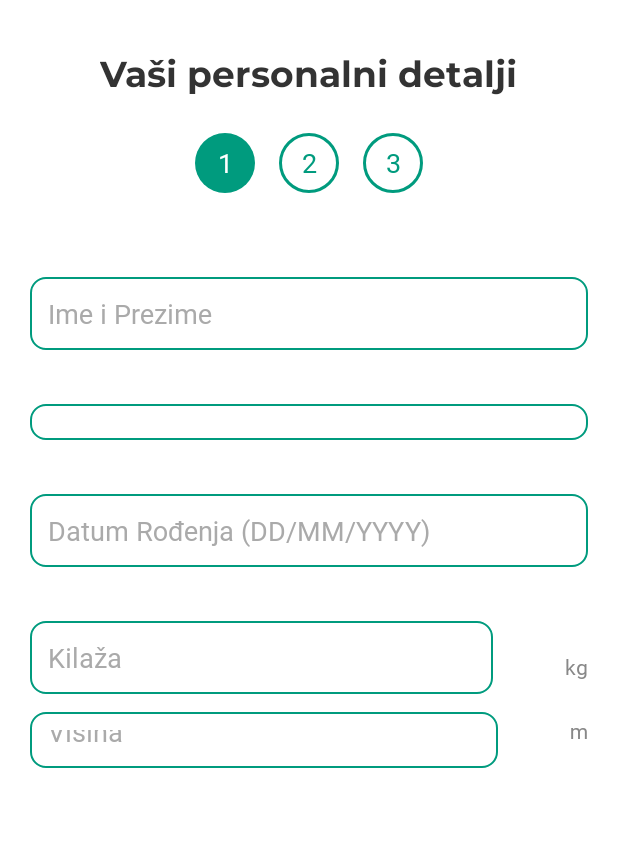
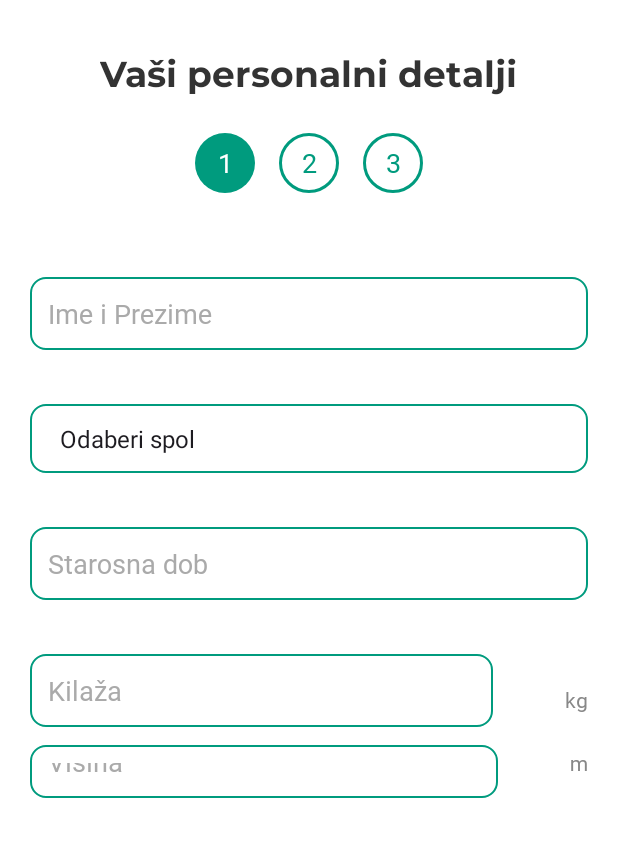
Before and after one commit to NedimBecic/GreenSnack, an Android app: the PersonalInfo screen opened directly, with no data from a screen before it, on a phone screen of 412 x 824 dp, the part 288-1145 px from its top. Run offline under Robolectric (Android 15) with nearby library versions, the phone set to English and light mode, and no system bars.

Commit message:
kreiranje klasa

```diff
--- a/app/src/main/java/com/example/green_snack/CategoryAdapter.kt
+++ b/app/src/main/java/com/example/green_snack/CategoryAdapter.kt
@@ -11,6 +11,7 @@ class CategoryAdapter(
 ) : RecyclerView.Adapter<CategoryAdapter.CategoryViewHolder>() {
 
     private val selectedPositions = mutableSetOf<Int>()
+
     inner class CategoryViewHolder(private val binding: ItemCategoryBinding) : RecyclerView.ViewHolder(binding.root) {
         fun bind(categoryItem: CategoryItem, isSelected: Boolean) {
             binding.itemImage.setImageResource(categoryItem.imageResId)
@@ -21,6 +22,7 @@ class CategoryAdapter(
                 binding.itemTitle.setTextColor(ContextCompat.getColor(binding.root.context, R.color.white))
             } else {
                 binding.root.background = ContextCompat.getDrawable(binding.root.context, R.drawable.item_background)
+                binding.itemTitle.setTextColor(ContextCompat.getColor(binding.root.context, R.color.black))
             }
 
             binding.root.setOnClickListener {
@@ -47,4 +49,8 @@ class CategoryAdapter(
     }
 
     override fun getItemCount(): Int = items.size
+
+    fun getSelectedCategories(): List<String> {
+        return selectedPositions.map { items[it].title }
+    }
 }
--- a/app/src/main/java/com/example/green_snack/PersonalInfo.kt
+++ b/app/src/main/java/com/example/green_snack/PersonalInfo.kt
@@ -2,7 +2,10 @@ package com.example.green_snack
 
 import android.content.Intent
 import android.os.Bundle
+import android.widget.ArrayAdapter
 import android.widget.Button
+import android.widget.EditText
+import android.widget.Spinner
 import androidx.activity.enableEdgeToEdge
 import androidx.appcompat.app.AppCompatActivity
 import androidx.core.view.ViewCompat
@@ -19,14 +22,36 @@ class PersonalInfo : AppCompatActivity() {
             insets
         }
         val daljeBtn = findViewById<Button>(R.id.nextButton)
-        daljeBtn.setOnClickListener {
-            val intent = Intent(this, AllergiesInfo::class.java)
-            startActivity(intent)
-        }
+
         val prevBtn = findViewById<Button>(R.id.prevButton)
         prevBtn.setOnClickListener {
             val intent = Intent(this, Intro::class.java)
             startActivity(intent)
         }
+        val spinner = findViewById<Spinner>(R.id.genderSpinner)
+        val genderOptions = listOf("Odaberi spol", "Muški", "Ženski", "Ostali")
+
+        val adapter = ArrayAdapter(this, android.R.layout.simple_spinner_item, genderOptions)
+        adapter.setDropDownViewResource(android.R.layout.simple_spinner_dropdown_item)
+        spinner.adapter = adapter
+        spinner.setSelection(0)
+
+        val imeprezime = findViewById<EditText>(R.id.imeprezime)
+        val starosnaDob = findViewById<EditText>(R.id.starosnadob)
+        val kilaza = findViewById<EditText>(R.id.kilaza)
+        val visina = findViewById<EditText>(R.id.visina)
+
+        daljeBtn.setOnClickListener {
+            val intent = Intent(this, AllergiesInfo::class.java).apply {
+                putExtra("ime", imeprezime.text.toString())
+                putExtra("starosnaDob", starosnaDob.text.toString().toInt())
+                putExtra("kilaza", kilaza.text.toString().toDouble())
+                putExtra("visina", visina.text.toString().toDouble())
+                putExtra("spol", spinner.selectedItem.toString())
+            }
+            startActivity(intent)
+        }
+
+
     }
 }
--- a/app/src/main/res/layout/activity_personal_info.xml
+++ b/app/src/main/res/layout/activity_personal_info.xml
@@ -71,7 +71,7 @@
     </LinearLayout>
 
     <EditText
-        android:id="@+id/firstLastNameEditText"
+        android:id="@+id/imeprezime"
         android:layout_width="match_parent"
         android:layout_height="wrap_content"
         android:layout_marginTop="24dp"
@@ -100,11 +100,11 @@
         />
 
     <EditText
-        android:id="@+id/dobEditText"
+        android:id="@+id/starosnadob"
         android:layout_width="match_parent"
         android:layout_height="wrap_content"
         android:layout_marginTop="12dp"
-        android:hint="@string/datum_rodjenja"
+        android:hint="Starosna dob"
         android:background="@drawable/edittext_bkg"
         android:layout_marginStart="20sp"
         android:layout_marginEnd="20sp"
@@ -113,7 +113,7 @@
         android:textColorHint="#AAAAAA"
         android:fontFamily="@font/montserrat_regular"
         android:layout_marginBottom="24dp"
-        android:inputType="date" />
+         />
 
     <LinearLayout
         android:layout_width="match_parent"
@@ -122,7 +122,7 @@
         >
 
         <EditText
-            android:id="@+id/weightEditText"
+            android:id="@+id/kilaza"
             android:layout_width="0dp"
             android:layout_marginTop="12dp"
             android:layout_height="wrap_content"
@@ -153,12 +153,12 @@
     <LinearLayout
         android:layout_width="match_parent"
         android:layout_height="wrap_content"
-        android:layout_marginBottom="120sp"
+        android:layout_marginBottom="100sp"
         android:orientation="horizontal"
         >
 
         <EditText
-            android:id="@+id/heightEditText"
+            android:id="@+id/visina"
             android:layout_width="0dp"
             android:layout_height="wrap_content"
             android:layout_marginTop="12dp"
@@ -201,7 +201,7 @@
             android:textAllCaps="false"
             android:drawableLeft="@drawable/arrow_back"
             android:layout_marginStart="20sp"
-            android:layout_marginBottom="5sp"
+            android:layout_marginBottom="10sp"
             android:drawablePadding="8dp"
             android:layout_marginEnd="8dp"
             android:background="@drawable/outlined_buttonbkg"
@@ -212,7 +212,7 @@
         <androidx.appcompat.widget.AppCompatButton
             android:id="@+id/nextButton"
             android:layout_marginTop="10sp"
-            android:layout_marginBottom="5sp"
+            android:layout_marginBottom="10sp"
             android:layout_width="0dp"
             android:layout_height="wrap_content"
             android:layout_weight="1"
```
Also changed, not shown: app/src/main/java/com/example/green_snack/AllergiesInfo.kt (+14 -1 lines), app/src/main/java/com/example/green_snack/FoodPreferences.kt (+90 -3 lines), app/src/main/java/com/example/green_snack/User.kt (added, +16 -0 lines), app/src/main/res/layout/activity_allergies_info.xml (+4 -4 lines), app/src/main/res/layout/activity_food_preferences.xml (+17 -2 lines).
